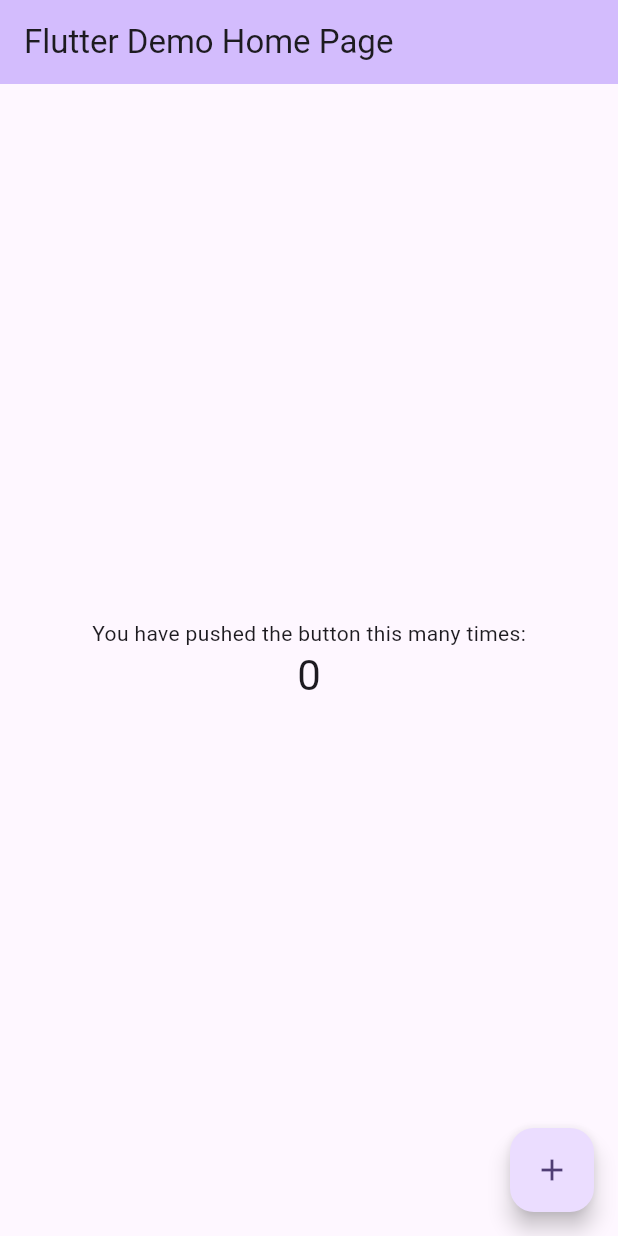
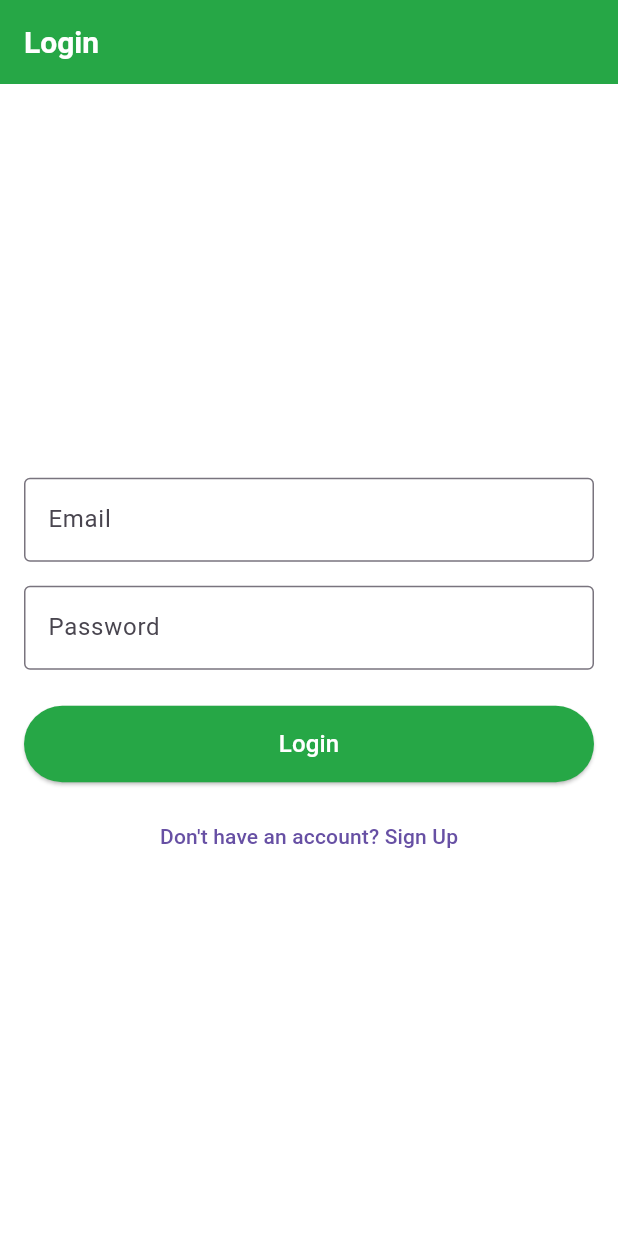
Before and after one commit to dhruv-patel-04/KhelMitra, a Flutter app: the screen it shows after launch, on a phone screen of 412 x 824 dp. Run offline on Flutter 3.47's test engine with Material 3 defaults, Android fonts, the phone set to English and light mode, and no system bars.

Commit message:
Login/SignUp UI Created

```diff
--- /dev/null
+++ b/frontend/lib/config/app_colors.dart
@@ -0,0 +1,9 @@
+import 'package:flutter/material.dart';
+
+class AppColors {
+  static const Color greyCard = Color(0xFFfbfbfb);
+  static const Color green = Color(0xFF26a746);
+  static const Color orange = Color(0xFFf85a21);
+  static const Color navy = Color(0xFF004e73);
+  static const Color bottomTab = Color(0xFF68676c);
+}
--- a/frontend/lib/main.dart
+++ b/frontend/lib/main.dart
@@ -1,122 +1,39 @@
 import 'package:flutter/material.dart';
+import 'package:frontend/screens/dashboard/user_dashboard.dart';
+import 'config/app_colors.dart';
+import 'screens/auth/login_screen.dart';
+import 'screens/auth/signup_screen.dart';
 
 void main() {
-  runApp(const MyApp());
+  runApp(const KhelMitraApp());
 }
 
-class MyApp extends StatelessWidget {
-  const MyApp({super.key});
+class KhelMitraApp extends StatelessWidget {
+  const KhelMitraApp({super.key});
 
-  // This widget is the root of your application.
   @override
   Widget build(BuildContext context) {
     return MaterialApp(
-      title: 'Flutter Demo',
+      title: 'KhelMitra',
+      debugShowCheckedModeBanner: false,
       theme: ThemeData(
-        // This is the theme of your application.
-        //
-        // TRY THIS: Try running your application with "flutter run". You'll see
-        // the application has a purple toolbar. Then, without quitting the app,
-        // try changing the seedColor in the colorScheme below to Colors.green
-        // and then invoke "hot reload" (save your changes or press the "hot
-        // reload" button in a Flutter-supported IDE, or press "r" if you used
-        // the command line to start the app).
-        //
-        // Notice that the counter didn't reset back to zero; the application
-        // state is not lost during the reload. To reset the state, use hot
-        // restart instead.
-        //
-        // This works for code too, not just values: Most code changes can be
-        // tested with just a hot reload.
-        colorScheme: ColorScheme.fromSeed(seedColor: Colors.deepPurple),
+        primaryColor: AppColors.green,
+        scaffoldBackgroundColor: Colors.white,
+        appBarTheme: const AppBarTheme(
+          backgroundColor: AppColors.green,
+          titleTextStyle: TextStyle(
+            fontSize: 20,
+            fontWeight: FontWeight.bold,
+            color: Colors.white,
+          ),
+        ),
       ),
-      home: const MyHomePage(title: 'Flutter Demo Home Page'),
+      initialRoute: '/login',
+      routes: {
+        '/login': (context) => const LoginScreen(),
+        '/signup': (context) => const SignupScreen(),
+        '/dashboard': (context) => const UserDashboard(),
+      },
     );
   }
 }
-
-class MyHomePage extends StatefulWidget {
-  const MyHomePage({super.key, required this.title});
-
-  // This widget is the home page of your application. It is stateful, meaning
-  // that it has a State object (defined below) that contains fields that affect
-  // how it looks.
-
-  // This class is the configuration for the state. It holds the values (in this
-  // case the title) provided by the parent (in this case the App widget) and
-  // used by the build method of the State. Fields in a Widget subclass are
-  // always marked "final".
-
-  final String title;
-
-  @override
-  State<MyHomePage> createState() => _MyHomePageState();
-}
-
-class _MyHomePageState extends State<MyHomePage> {
-  int _counter = 0;
-
-  void _incrementCounter() {
-    setState(() {
-      // This call to setState tells the Flutter framework that something has
-      // changed in this State, which causes it to rerun the build method below
-      // so that the display can reflect the updated values. If we changed
-      // _counter without calling setState(), then the build method would not be
-      // called again, and so nothing would appear to happen.
-      _counter++;
-    });
-  }
-
-  @override
-  Widget build(BuildContext context) {
-    // This method is rerun every time setState is called, for instance as done
-    // by the _incrementCounter method above.
-    //
-    // The Flutter framework has been optimized to make rerunning build methods
-    // fast, so that you can just rebuild anything that needs updating rather
-    // than having to individually change instances of widgets.
-    return Scaffold(
-      appBar: AppBar(
-        // TRY THIS: Try changing the color here to a specific color (to
-        // Colors.amber, perhaps?) and trigger a hot reload to see the AppBar
-        // change color while the other colors stay the same.
-        backgroundColor: Theme.of(context).colorScheme.inversePrimary,
-        // Here we take the value from the MyHomePage object that was created by
-        // the App.build method, and use it to set our appbar title.
-        title: Text(widget.title),
-      ),
-      body: Center(
-        // Center is a layout widget. It takes a single child and positions it
-        // in the middle of the parent.
-        child: Column(
-          // Column is also a layout widget. It takes a list of children and
-          // arranges them vertically. By default, it sizes itself to fit its
-          // children horizontally, and tries to be as tall as its parent.
-          //
-          // Column has various properties to control how it sizes itself and
-          // how it positions its children. Here we use mainAxisAlignment to
-          // center the children vertically; the main axis here is the vertical
-          // axis because Columns are vertical (the cross axis would be
-          // horizontal).
-          //
-          // TRY THIS: Invoke "debug painting" (choose the "Toggle Debug Paint"
-          // action in the IDE, or press "p" in the console), to see the
-          // wireframe for each widget.
-          mainAxisAlignment: MainAxisAlignment.center,
-          children: <Widget>[
-            const Text('You have pushed the button this many times:'),
-            Text(
-              '$_counter',
-              style: Theme.of(context).textTheme.headlineMedium,
-            ),
-          ],
-        ),
-      ),
-      floatingActionButton: FloatingActionButton(
-        onPressed: _incrementCounter,
-        tooltip: 'Increment',
-        child: const Icon(Icons.add),
-      ), // This trailing comma makes auto-formatting nicer for build methods.
-    );
-  }
-}
--- /dev/null
+++ b/frontend/lib/screens/auth/login_screen.dart
@@ -0,0 +1,76 @@
+import 'package:flutter/material.dart';
+import '../../config/app_colors.dart';
+
+class LoginScreen extends StatefulWidget {
+  const LoginScreen({super.key});
+
+  @override
+  State<LoginScreen> createState() => _LoginScreenState();
+}
+
+class _LoginScreenState extends State<LoginScreen> {
+  final TextEditingController emailController = TextEditingController();
+  final TextEditingController passwordController = TextEditingController();
+
+  void _login() {
+    // TODO: Add API call here
+    Navigator.pushReplacementNamed(context, '/dashboard');
+  }
+
+  @override
+  Widget build(BuildContext context) {
+    return Scaffold(
+      appBar: AppBar(title: const Text("Login")),
+      body: Center(
+        child: SingleChildScrollView(
+          padding: const EdgeInsets.all(16.0),
+          child: ConstrainedBox(
+            constraints: const BoxConstraints(maxWidth: 400),
+            child: Column(
+              mainAxisAlignment: MainAxisAlignment.center,
+              crossAxisAlignment: CrossAxisAlignment.stretch,
+              children: [
+                const SizedBox(height: 20),
+                TextField(
+                  controller: emailController,
+                  decoration: const InputDecoration(
+                    labelText: "Email",
+                    border: OutlineInputBorder(),
+                  ),
+                ),
+                const SizedBox(height: 16),
+                TextField(
+                  controller: passwordController,
+                  obscureText: true,
+                  decoration: const InputDecoration(
+                    labelText: "Password",
+                    border: OutlineInputBorder(),
+                  ),
+                ),
+                const SizedBox(height: 24),
+                ElevatedButton(
+                  onPressed: _login,
+                  style: ElevatedButton.styleFrom(
+                    backgroundColor: AppColors.green,
+                    padding: const EdgeInsets.symmetric(vertical: 14),
+                  ),
+                  child: const Text(
+                    "Login",
+                    style: TextStyle(fontSize: 16, color: Colors.white),
+                  ),
+                ),
+                const SizedBox(height: 12),
+                TextButton(
+                  onPressed: () {
+                    Navigator.pushReplacementNamed(context, '/signup');
+                  },
+                  child: const Text("Don't have an account? Sign Up"),
+                ),
+              ],
+            ),
+          ),
+        ),
+      ),
+    );
+  }
+}
```
Also changed, not shown: frontend/lib/screens/auth/signup_screen.dart (added, +81 -0 lines), frontend/lib/screens/dashboard/user_dashboard.dart (added, +240 -0 lines).
